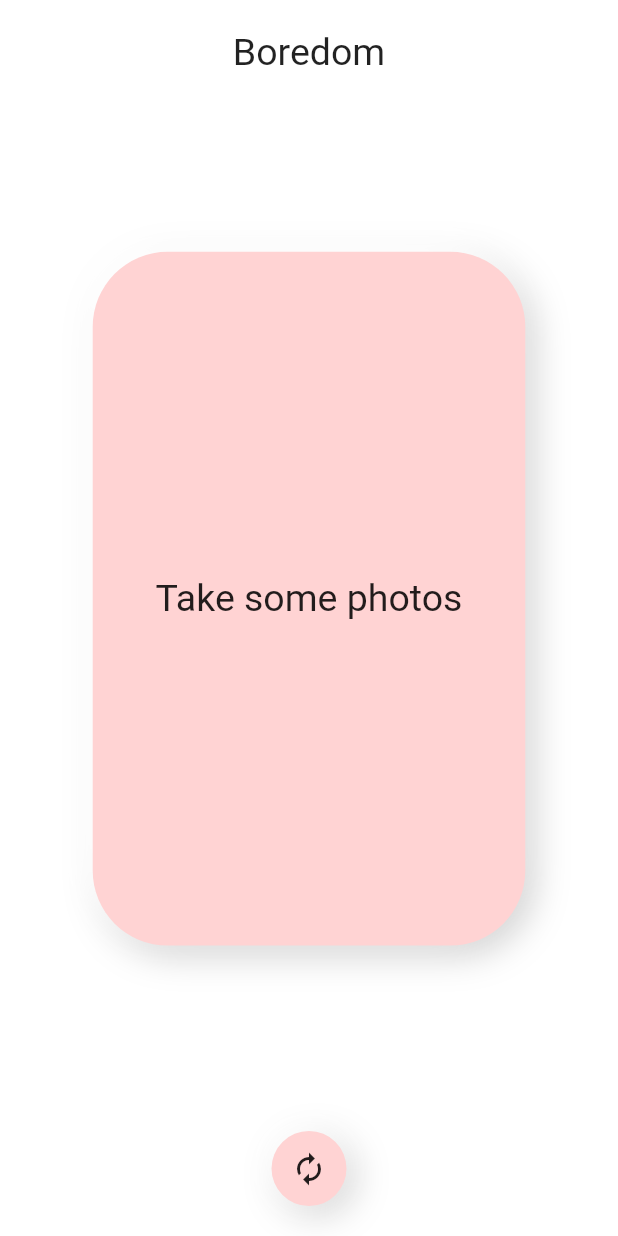
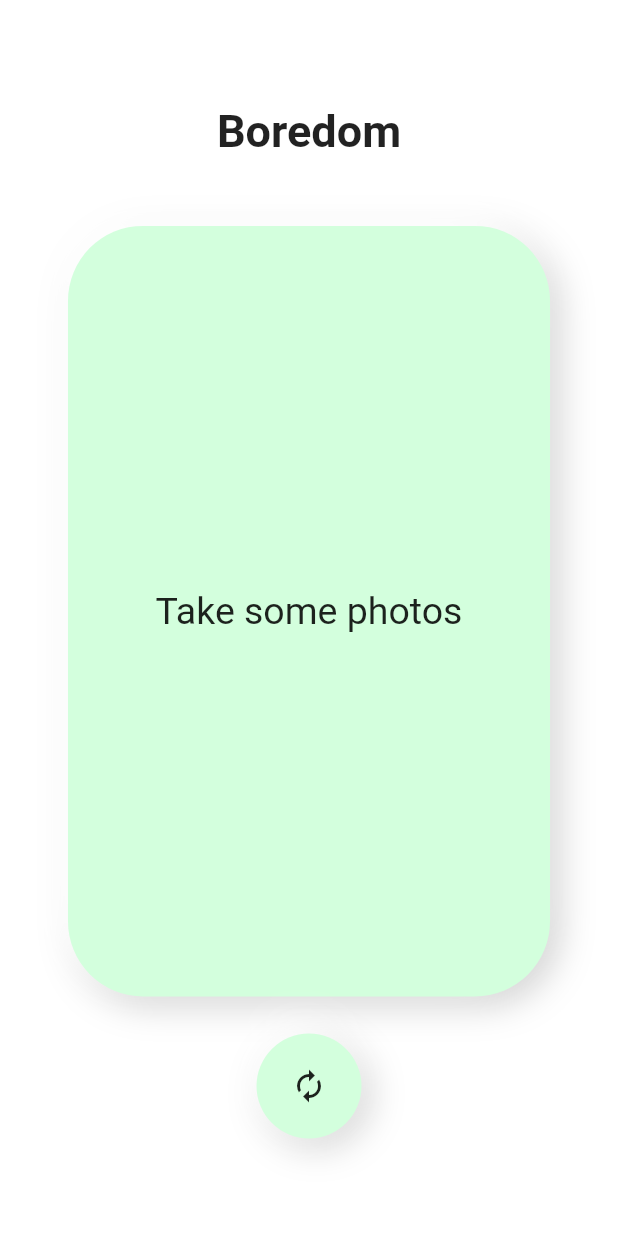
Before and after one commit to Md-Fahtul-Bari/Boredom, a Flutter app: the screen it shows after launch, on a phone screen of 412 x 824 dp. Run offline on Flutter 3.47's test engine with Material 2 defaults, Android fonts, the phone set to English and light mode, and no system bars; drawn by our look-alikes of flip_card; our stand-ins replace google_fonts.

Commit message:
day 4 done

```diff
--- a/lib/main.dart
+++ b/lib/main.dart
@@ -11,6 +11,7 @@ class MyApp extends StatelessWidget {
   @override
   Widget build(BuildContext context) {
     return MaterialApp(
+      debugShowCheckedModeBanner: false,
       title: 'Flutter Demo',
       theme: ThemeData(
         primarySwatch: Colors.blue,
--- a/lib/mainScreens/randomstuffs.dart
+++ b/lib/mainScreens/randomstuffs.dart
@@ -1,6 +1,7 @@
 import 'dart:convert';
 import 'dart:math';
 import 'package:flip_card/flip_card.dart';
+import 'package:flip_card/flip_card_controller.dart';
 import 'package:flutter/material.dart';
 import 'package:flutter/services.dart';
 import 'package:google_fonts/google_fonts.dart';
@@ -13,8 +14,14 @@ class RandomStuffs extends StatefulWidget {
 }
 
 var randomInt = 0;
+var randomColor = 0xFFFFD3D3;
 Random random = Random();
-
+List<int> colorArray = [
+  0xFFD3F5FF,
+  0xFFFFF3D3,
+  0xFFD3FFDD,
+  0xFFFFD3D3,
+];
 var randomStuffsArray = [];
 
 class _RandomStuffsState extends State<RandomStuffs> {
@@ -23,15 +30,17 @@ class _RandomStuffsState extends State<RandomStuffs> {
     readJson();
     setState(() {
       randomInt = random.nextInt(28);
+      randomColor = random.nextInt(3);
     });
     super.initState();
   }
 
   @override
   Widget build(BuildContext context) {
-    const  int cardColor = 0xFFFFD3D3;
+    const int cardColor = 0xFFFFD3D3;
     var width = MediaQuery.of(context).size.width;
     var height = MediaQuery.of(context).size.height;
+    var flipCardController = FlipCardController();
     return Scaffold(
       backgroundColor: Colors.white,
       body: SafeArea(
@@ -41,25 +50,30 @@ class _RandomStuffsState extends State<RandomStuffs> {
           children: [
             ///Headline
             Padding(
-              padding: const EdgeInsets.symmetric(vertical: 20),
+              padding: const EdgeInsets.only(top: 70, bottom: 25),
               child: Text(
                 "Boredom",
-                style: GoogleFonts.aBeeZee(fontSize: 25),
+                style: GoogleFonts.aBeeZee(
+                  fontSize: 30,
+                  fontWeight: FontWeight.bold,
+
+                ),
               ),
             ),
 
             ///Color Card
             Expanded(
               child: FlipCard(
+                  controller: flipCardController,
                   front: colorCard(
                     width: width,
                     height: height,
-                    cardColor: cardColor,
+                    cardColor: colorArray[randomColor],
                   ),
                   back: colorCard(
                     height: height,
                     width: width,
-                    cardColor: 0xFFD3FFDD,
+                    cardColor: colorArray[randomColor],
                   )),
             ),
 
@@ -68,14 +82,15 @@ class _RandomStuffsState extends State<RandomStuffs> {
               onTap: () {
                 setState(() {
                   randomInt = random.nextInt(28);
+                  randomColor = random.nextInt(3);
                 });
               },
               child: Container(
-                height: 50,
-                width: 50,
+                height: 70,
+                width: 70,
                 decoration: BoxDecoration(
-                  color: const Color(cardColor),
-                  borderRadius: BorderRadius.circular(30),
+                  color: Color(colorArray[randomColor]),
+                  borderRadius: BorderRadius.circular(100),
                   boxShadow: [
                     BoxShadow(
                         offset: const Offset(5, 5),
@@ -91,7 +106,7 @@ class _RandomStuffsState extends State<RandomStuffs> {
               ),
             ),
             const SizedBox(
-              height: 20,
+              height: 65,
             )
           ],
         ),
@@ -125,10 +140,10 @@ class colorCard extends StatelessWidget {
     return Container(
       alignment: Alignment.center,
       margin: EdgeInsets.only(
-          left: width * .15,
-          right: width * .15,
-          bottom: height * .15,
-          top: height * .12),
+          left: width * .11,
+          right: width * .11,
+          bottom: height * .030,
+          top: height * .025),
       decoration: BoxDecoration(
         color: Color(cardColor),
         boxShadow: [
```
